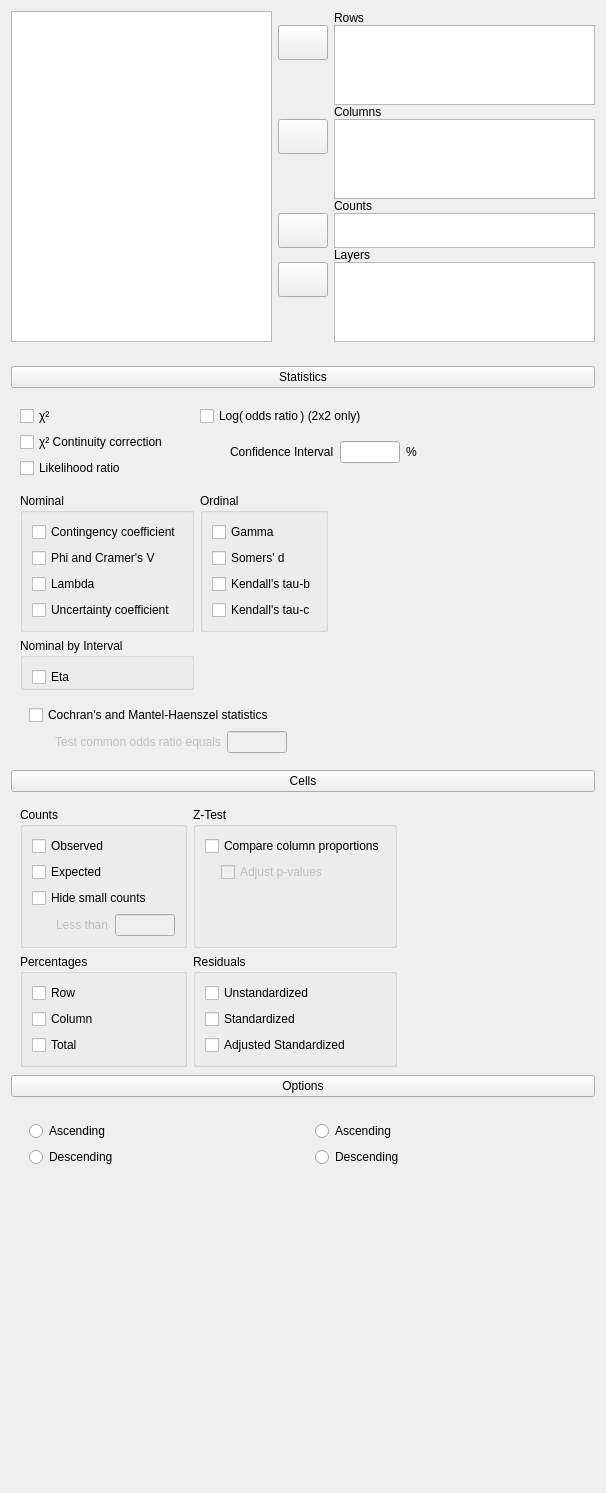
This is JASP-Desktop/analysisforms/contingencytablesform.ui in jasp-stats/jasp-desktop as Qt 5 draws it before an edit. The edited form follows.
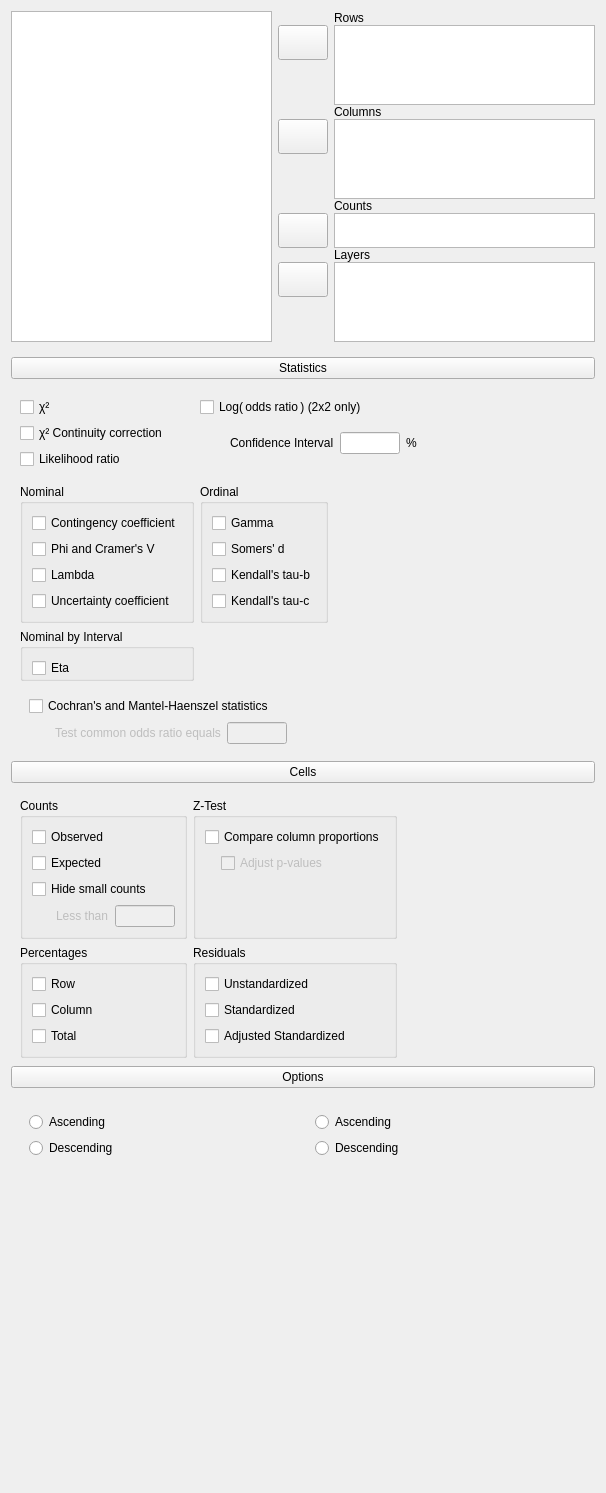
This is the edited form. Custom widgets are drawn as their Qt base class.

Diff of the .ui file:
```diff
--- a/JASP-Desktop/analysisforms/contingencytablesform.ui
+++ b/JASP-Desktop/analysisforms/contingencytablesform.ui
@@ -38,6 +38,9 @@
       <property name="rightMargin">
        <number>0</number>
       </property>
+      <property name="bottomMargin">
+       <number>0</number>
+      </property>
       <property name="verticalSpacing">
        <number>0</number>
       </property>
```
